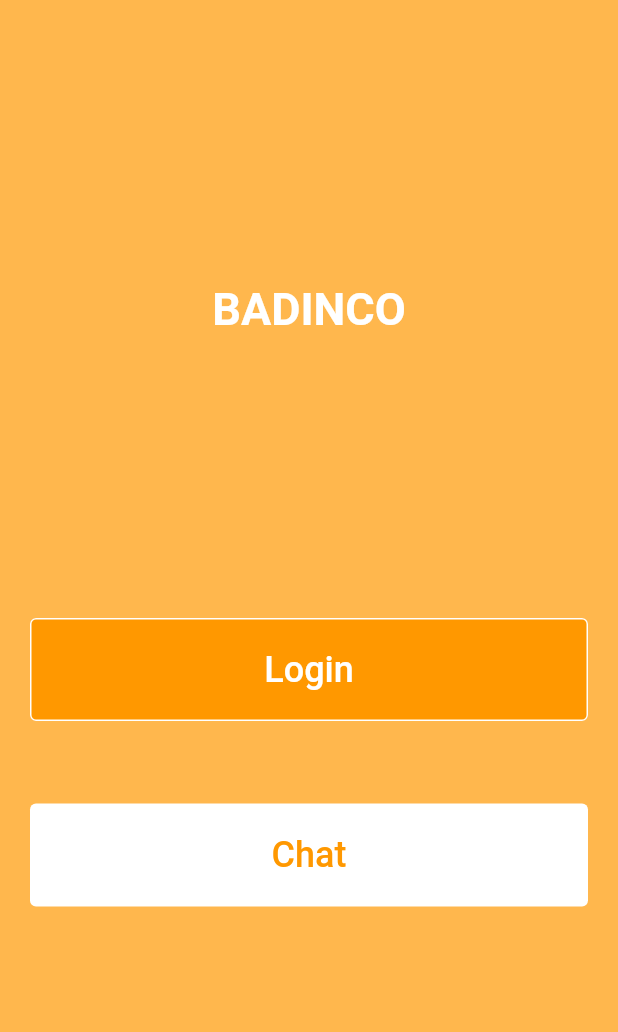
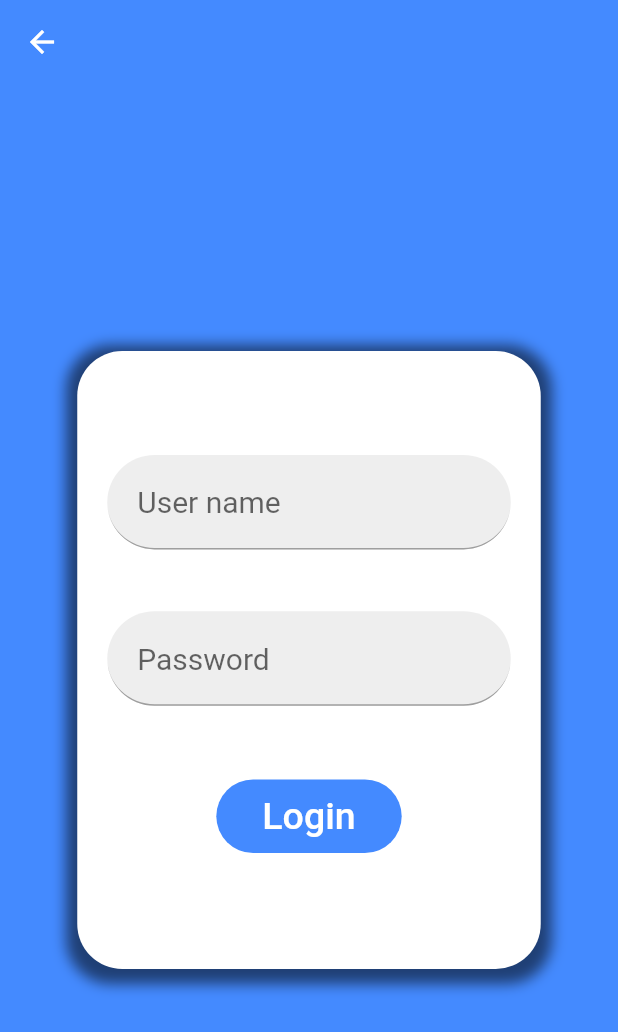
Before and after one commit to NguyenTaiBoi/assessment_project, a Flutter app: the screen it shows after launch, after a tap on "Login", on a phone screen of 412 x 824 dp. Shown: the top 1032 px of the screen. Run offline on Flutter 3.47's test engine with Material 2 defaults, Android fonts, the phone set to English and light mode, and no system bars.

Commit message:
[Create]create login screen

```diff
--- /dev/null
+++ b/accessment_mobile_project/lib/bloc/auth/auth_bloc.dart
@@ -0,0 +1,9 @@
+import 'package:flutter/material.dart';
+
+class AuthBloc {
+  TextEditingController userController = new TextEditingController();
+  TextEditingController passwordController = new TextEditingController();
+  void onAction() {
+    print(userController.text);
+  }
+}
--- a/accessment_mobile_project/lib/config/routes.dart
+++ b/accessment_mobile_project/lib/config/routes.dart
@@ -1,5 +1,7 @@
 import 'package:accessment_mobile_project/screen/intro_screen.dart';
+import 'package:accessment_mobile_project/screen/login/login_screen.dart';
 
 final routes = {
   '/introScreen': (context) => InTroScreen(),
+  '/loginScreen': (context) => LoginScreen(),
 };
--- a/accessment_mobile_project/lib/screen/intro_screen.dart
+++ b/accessment_mobile_project/lib/screen/intro_screen.dart
@@ -1,3 +1,4 @@
+import 'package:accessment_mobile_project/util/utils.dart';
 import 'package:flutter/material.dart';
 
 class InTroScreen extends StatefulWidget {
@@ -44,7 +45,8 @@ class _InTroScreenState extends State<InTroScreen> {
                                 color: Colors.white,
                               ),
                               backgroundColor: Colors.orange),
-                          onPressed: () {},
+                          onPressed: () =>
+                              goTo(context: context, screen: "/loginScreen"),
                           child: Text(
                             "Login",
                             style: TextStyle(color: Colors.white, fontSize: 24),
--- /dev/null
+++ b/accessment_mobile_project/lib/screen/login/login_screen.dart
@@ -0,0 +1,113 @@
+import 'package:accessment_mobile_project/bloc/auth/auth_bloc.dart';
+import 'package:accessment_mobile_project/util/utils.dart';
+import 'package:flutter/material.dart';
+
+class LoginScreen extends StatefulWidget {
+  const LoginScreen({key}) : super(key: key);
+  @override
+  State<LoginScreen> createState() => _LoginScreenState();
+}
+
+class _LoginScreenState extends State<LoginScreen> {
+  AuthBloc authBloc;
+
+  TextEditingController userController = new TextEditingController();
+  TextEditingController passwordController = new TextEditingController();
+  @override
+  void initState() {
+    // TODO: implement initState
+    super.initState();
+  }
+
+  @override
+  Widget build(BuildContext context) {
+    return Scaffold(
+      appBar: AppBar(
+        backgroundColor: Colors.transparent,
+        elevation: 0,
+      ),
+      body: _buildBody(context),
+      backgroundColor: Colors.blueAccent,
+      resizeToAvoidBottomInset: true,
+    );
+  }
+
+  _buildBody(BuildContext context) => Center(
+        child: Container(
+          height: screenSize(context).height * 0.5,
+          width: screenSize(context).width * 0.75,
+          decoration: BoxDecoration(
+              color: Colors.white,
+              borderRadius: BorderRadius.circular(30),
+              boxShadow: [
+                BoxShadow(
+                    color: Colors.black54,
+                    offset: Offset(0, 3),
+                    blurRadius: 7,
+                    spreadRadius: 7)
+              ]),
+          child: Padding(
+            padding: const EdgeInsets.symmetric(horizontal: 20),
+            child: Column(
+              mainAxisAlignment: MainAxisAlignment.center,
+              crossAxisAlignment: CrossAxisAlignment.center,
+              children: [
+                _buildTextField(
+                    hintText: "User name", controller: userController),
+                SizedBox(
+                  height: screenSize(context).height * 0.05,
+                ),
+                _buildTextField(
+                    hintText: "Password", controller: passwordController),
+                SizedBox(
+                  height: screenSize(context).height * 0.05,
+                ),
+                TextButton(
+                    onPressed: () {},
+                    child: Container(
+                      width: screenSize(context).width * 0.3,
+                      decoration: BoxDecoration(
+                          color: Colors.blueAccent,
+                          borderRadius: BorderRadius.circular(30)),
+                      child: Padding(
+                        padding: const EdgeInsets.all(10.0),
+                        child: Text(
+                          "Login",
+                          style: TextStyle(
+                            fontSize: 25,
+                            color: Colors.white,
+                          ),
+                          textAlign: TextAlign.center,
+                        ),
+                      ),
+                    ))
+              ],
+            ),
+          ),
+        ),
+      );
+
+  TextField _buildTextField(
+      {String hintText, TextEditingController controller}) {
+    return TextField(
+      controller: controller,
+      autofocus: false,
+      style: TextStyle(fontSize: 20, color: Colors.black),
+      decoration: InputDecoration(
+        border: InputBorder.none,
+        hintText: hintText,
+        filled: true,
+        fillColor: Colors.grey[200],
+        contentPadding: const EdgeInsets.all(20),
+        focusedBorder: OutlineInputBorder(
+          borderSide: BorderSide(color: Colors.blueAccent),
+          borderRadius: BorderRadius.circular(50.0),
+        ),
+        enabledBorder: UnderlineInputBorder(
+          borderSide: BorderSide(color: Colors.grey),
+          borderRadius: BorderRadius.circular(50.0),
+        ),
+      ),
+    );
+  }
+}
--- /dev/null
+++ b/accessment_mobile_project/lib/util/utils.dart
@@ -0,0 +1,6 @@
+import 'package:flutter/material.dart';
+
+Size screenSize(BuildContext context) => MediaQuery.of(context).size;
+
+Future goTo({@required String screen, @required BuildContext context}) async =>
+    await Navigator.pushNamed(context, screen);
```
Also changed, not shown: accessment_mobile_project/pubspec.lock.
